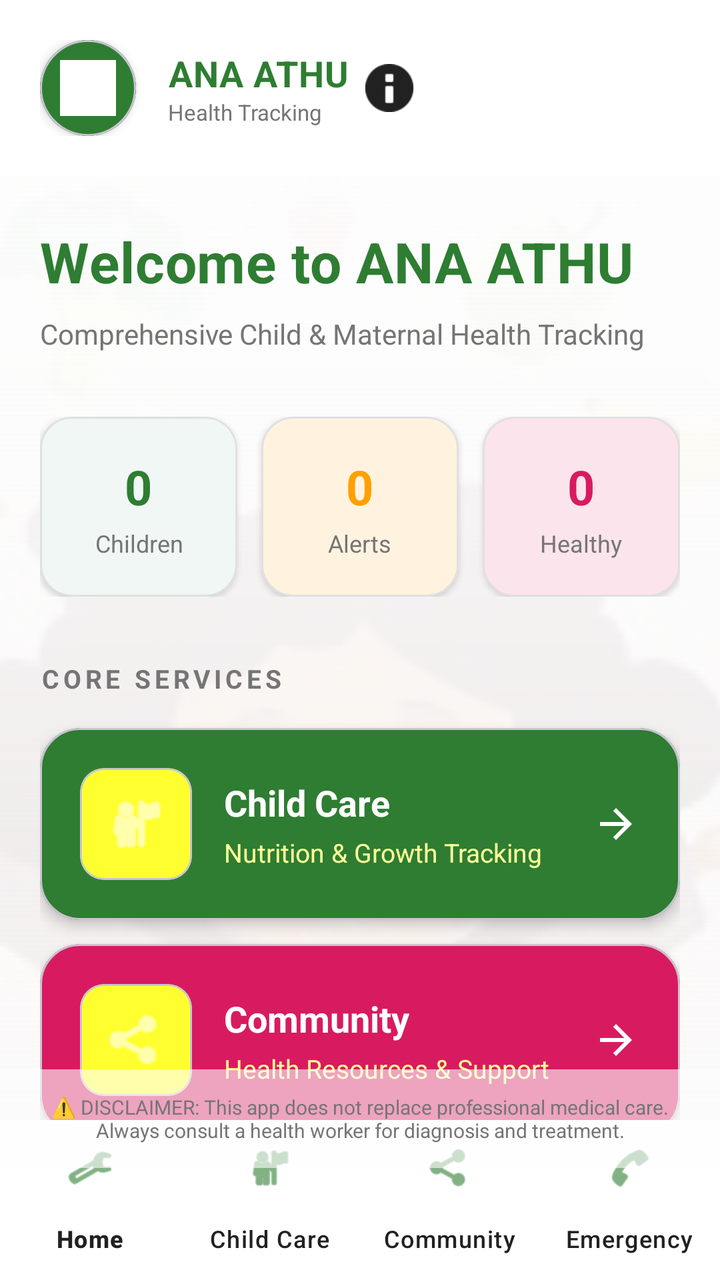
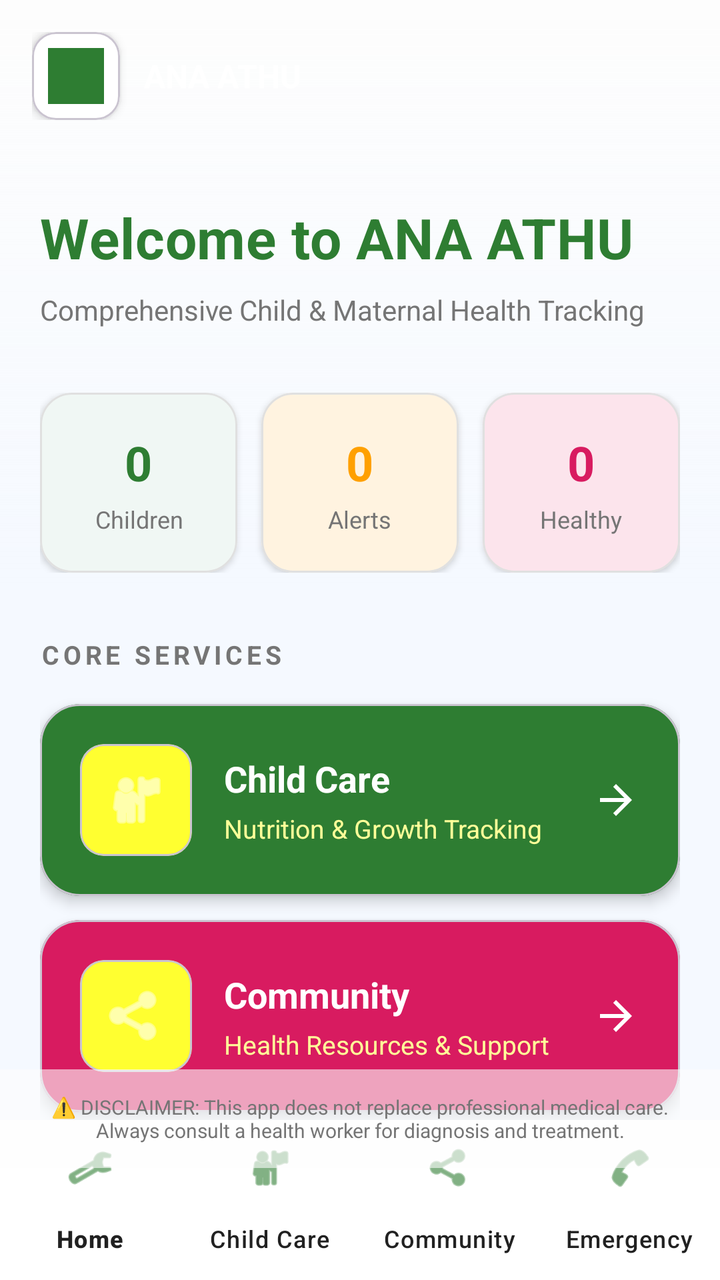

An Android layout rendered at two revisions. The XML below is the earlier revision; the diff shows what the commit changed to produce the second picture.
<!-- AndroidManifest.xml: application theme Theme.FanutSystem -->
<!-- res/layout/activity_main.xml -->
<?xml version="1.0" encoding="utf-8"?>
<androidx.coordinatorlayout.widget.CoordinatorLayout xmlns:android="http://schemas.android.com/apk/res/android"
    xmlns:app="http://schemas.android.com/apk/res-auto"
    xmlns:tools="http://schemas.android.com/tools"
    android:layout_width="match_parent"
    android:layout_height="match_parent"
    android:background="@color/background">

    
    <FrameLayout
        android:layout_width="match_parent"
        android:layout_height="match_parent">
        <ImageView
            android:id="@+id/backgroundImage"
            android:layout_width="match_parent"
            android:layout_height="match_parent"
            android:scaleType="centerCrop"
            android:src="@drawable/background"
            android:alpha="0.1"
            android:contentDescription="@null" />
        <View
            android:layout_width="match_parent"
            android:layout_height="match_parent"
            android:background="@drawable/bg_gradient_overlay" />
    </FrameLayout>

    <LinearLayout
        android:layout_width="match_parent"
        android:layout_height="match_parent"
        android:orientation="vertical">

        
        <androidx.appcompat.widget.LinearLayoutCompat
            android:layout_width="match_parent"
            android:layout_height="wrap_content"
            android:orientation="horizontal"
            android:gravity="center_vertical"
            android:padding="20dp"
            android:background="@color/white"
            app:elevation="2dp">
            <LinearLayout
                android:layout_width="wrap_content"
                android:layout_height="wrap_content"
                android:orientation="horizontal"
                android:gravity="center_vertical">
                <com.google.android.material.card.MaterialCardView
                    android:layout_width="48dp"
                    android:layout_height="48dp"
                    app:cardCornerRadius="24dp"
                    app:cardElevation="3dp"
                    app:cardBackgroundColor="@color/primary_green">
                    <ImageView
                        android:layout_width="match_parent"
                        android:layout_height="match_parent"
                        android:padding="10dp"
                        android:src="@mipmap/logo1"
                        android:background="@color/primary_green"
                        android:contentDescription="@string/desc_app_logo"
                        android:tint="@color/white" />
                </com.google.android.material.card.MaterialCardView>
                <LinearLayout
                    android:layout_width="wrap_content"
                    android:layout_height="wrap_content"
                    android:orientation="vertical"
                    android:layout_marginStart="16dp">
                    <TextView
                        android:layout_width="wrap_content"
                        android:layout_height="wrap_content"
                        android:text="@string/app_name"
                        android:textSize="18sp"
                        android:textStyle="bold"
                        android:textColor="@color/primary_green"
                        android:letterSpacing="0.02" />
                    <TextView
                        android:layout_width="wrap_content"
                        android:layout_height="wrap_content"
                        android:text="Health Tracking"
                        android:textSize="11sp"
                        android:textColor="@color/text_secondary" />
                </LinearLayout>
            </LinearLayout>
            <ImageView
                android:id="@+id/btnNotifications"
                android:layout_width="40dp"
                android:layout_height="40dp"
                android:src="@android:drawable/ic_dialog_info"
                android:padding="8dp"
                android:contentDescription="Notifications"
                app:tint="@color/text_main"
                android:background="?attr/selectableItemBackgroundBorderless" />
        </androidx.appcompat.widget.LinearLayoutCompat>

        <androidx.core.widget.NestedScrollView
            android:layout_width="match_parent"
            android:layout_height="0dp"
            android:layout_weight="1"
            android:fillViewport="true">

            <LinearLayout
                android:layout_width="match_parent"
                android:layout_height="wrap_content"
                android:orientation="vertical"
                android:paddingHorizontal="20dp"
                android:paddingTop="24dp"
                android:paddingBottom="20dp">

                
                <LinearLayout
                    android:id="@+id/logoContainer"
                    android:layout_width="match_parent"
                    android:layout_height="wrap_content"
                    android:orientation="vertical"
                    android:layout_marginBottom="32dp">

                    <TextView
                        android:id="@+id/tvAppName"
                        android:layout_width="wrap_content"
                        android:layout_height="wrap_content"
                        android:text="Welcome to ANA ATHU"
                        android:textSize="28sp"
                        android:textStyle="bold"
                        android:textColor="@color/primary_green"
                        android:letterSpacing="0.01" />
                    <TextView
                        android:id="@+id/tvSubtitle"
                        android:layout_width="wrap_content"
                        android:layout_height="wrap_content"
                        android:text="@string/subtitle"
                        android:textSize="14sp"
                        android:textColor="@color/text_secondary"
                        android:layout_marginTop="8dp"
                        android:lineHeight="20sp" />
                </LinearLayout>

                
                <LinearLayout
                    android:layout_width="match_parent"
                    android:layout_height="wrap_content"
                    android:orientation="horizontal"
                    android:baselineAligned="false"
                    android:layout_marginBottom="32dp">

                    
                    <com.google.android.material.card.MaterialCardView
                        android:layout_width="0dp"
                        android:layout_height="90dp"
                        android:layout_weight="1"
                        android:layout_marginEnd="8dp"
                        app:cardCornerRadius="16dp"
                        app:cardElevation="2dp"
                        app:cardBackgroundColor="#F0F7F4"
                        app:strokeWidth="1dp"
                        app:strokeColor="#E0E0E0">
                        <LinearLayout
                            android:layout_width="match_parent"
                            android:layout_height="match_parent"
                            android:orientation="vertical"
                            android:gravity="center"
                            android:padding="12dp">
                            <TextView
                                android:layout_width="wrap_content"
                                android:layout_height="wrap_content"
                                android:text="0"
                                android:textSize="24sp"
                                android:textStyle="bold"
                                android:textColor="@color/primary_green" />
                            <TextView
                                android:layout_width="wrap_content"
                                android:layout_height="wrap_content"
                                android:text="Children"
                                android:textSize="12sp"
                                android:textColor="@color/text_secondary"
                                android:layout_marginTop="4dp"
                                android:gravity="center" />
                        </LinearLayout>
                    </com.google.android.material.card.MaterialCardView>

                    
                    <com.google.android.material.card.MaterialCardView
                        android:layout_width="0dp"
                        android:layout_height="90dp"
                        android:layout_weight="1"
                        android:layout_marginHorizontal="4dp"
                        app:cardCornerRadius="16dp"
                        app:cardElevation="2dp"
                        app:cardBackgroundColor="#FFF3E0"
                        app:strokeWidth="1dp"
                        app:strokeColor="#E0E0E0">
                        <LinearLayout
                            android:layout_width="match_parent"
                            android:layout_height="match_parent"
                            android:orientation="vertical"
                            android:gravity="center"
                            android:padding="12dp">
                            <TextView
                                android:layout_width="wrap_content"
                                android:layout_height="wrap_content"
                                android:text="0"
                                android:textSize="24sp"
                                android:textStyle="bold"
                                android:textColor="@color/accent" />
                            <TextView
                                android:layout_width="wrap_content"
                                android:layout_height="wrap_content"
                                android:text="Alerts"
                                android:textSize="12sp"
                                android:textColor="@color/text_secondary"
                                android:layout_marginTop="4dp"
                                android:gravity="center" />
                        </LinearLayout>
                    </com.google.android.material.card.MaterialCardView>

                    
                    <com.google.android.material.card.MaterialCardView
                        android:layout_width="0dp"
                        android:layout_height="90dp"
                        android:layout_weight="1"
                        android:layout_marginStart="8dp"
                        app:cardCornerRadius="16dp"
                        app:cardElevation="2dp"
                        app:cardBackgroundColor="#FCE4EC"
                        app:strokeWidth="1dp"
                        app:strokeColor="#E0E0E0">
                        <LinearLayout
                            android:layout_width="match_parent"
                            android:layout_height="match_parent"
                            android:orientation="vertical"
                            android:gravity="center"
                            android:padding="12dp">
                            <TextView
                                android:layout_width="wrap_content"
                                android:layout_height="wrap_content"
                                android:text="0"
                                android:textSize="24sp"
                                android:textStyle="bold"
                                android:textColor="@color/pediatric_pink" />
                            <TextView
                                android:layout_width="wrap_content"
                                android:layout_height="wrap_content"
                                android:text="Healthy"
                                android:textSize="12sp"
                                android:textColor="@color/text_secondary"
                                android:layout_marginTop="4dp"
                                android:gravity="center" />
                        </LinearLayout>
                    </com.google.android.material.card.MaterialCardView>
                </LinearLayout>

                
                <TextView
                    android:id="@+id/tvSelectLabel"
                    android:layout_width="wrap_content"
                    android:layout_height="wrap_content"
                    android:text="CORE SERVICES"
                    android:textSize="13sp"
                    android:textStyle="bold"
                    android:textAllCaps="true"
                    android:textColor="@color/text_secondary"
                    android:layout_marginBottom="16dp"
                    android:letterSpacing="0.15" />

                
                <com.google.android.material.card.MaterialCardView
                    android:id="@+id/btnChildModuleCard"
                    android:layout_width="match_parent"
                    android:layout_height="wrap_content"
                    android:layout_marginBottom="12dp"
                    app:cardCornerRadius="20dp"
                    app:cardElevation="4dp"
                    app:cardBackgroundColor="@color/primary_green"
                    app:rippleColor="#40FFFFFF">
                    <LinearLayout
                        android:layout_width="match_parent"
                        android:layout_height="wrap_content"
                        android:orientation="horizontal"
                        android:padding="20dp"
                        android:gravity="center_vertical">
                        <com.google.android.material.card.MaterialCardView
                            android:layout_width="56dp"
                            android:layout_height="56dp"
                            app:cardCornerRadius="12dp"
                            app:cardBackgroundColor="#FFFFFF30"
                            app:cardElevation="0dp">
                            <ImageView
                                android:layout_width="match_parent"
                                android:layout_height="match_parent"
                                android:src="@android:drawable/ic_menu_myplaces"
                                android:padding="12dp"
                                android:tint="@color/white"
                                android:contentDescription="@null"
                                android:gravity="center" />
                        </com.google.android.material.card.MaterialCardView>
                        <LinearLayout
                            android:layout_width="0dp"
                            android:layout_height="wrap_content"
                            android:layout_weight="1"
                            android:orientation="vertical"
                            android:layout_marginStart="16dp">
                            <TextView
                                android:layout_width="wrap_content"
                                android:layout_height="wrap_content"
                                android:text="Child Care"
                                android:textColor="@color/white"
                                android:textStyle="bold"
                                android:textSize="18sp" />
                            <TextView
                                android:layout_width="wrap_content"
                                android:layout_height="wrap_content"
                                android:text="Nutrition &amp; Growth Tracking"
                                android:textColor="#FFFFFF99"
                                android:textSize="13sp"
                                android:layout_marginTop="4dp" />
                        </LinearLayout>
                        <ImageView
                            android:layout_width="24dp"
                            android:layout_height="24dp"
                            android:src="@drawable/ic_arrow_forward"
                            android:tint="@color/white"
                            android:contentDescription="@null" />
                    </LinearLayout>
                </com.google.android.material.card.MaterialCardView>

                <com.google.android.material.card.MaterialCardView
                    android:id="@+id/btnCommunityModuleCard"
                    android:layout_width="match_parent"
                    android:layout_height="wrap_content"
                    android:layout_marginBottom="28dp"
                    app:cardCornerRadius="20dp"
                    app:cardElevation="4dp"
                    app:cardBackgroundColor="@color/pediatric_pink"
                    app:rippleColor="#40FFFFFF">
                    <LinearLayout
                        android:layout_width="match_parent"
                        android:layout_height="wrap_content"
                        android:orientation="horizontal"
                        android:padding="20dp"
                        android:gravity="center_vertical">
                        <com.google.android.material.card.MaterialCardView
                            android:layout_width="56dp"
                            android:layout_height="56dp"
                            app:cardCornerRadius="12dp"
                            app:cardBackgroundColor="#FFFFFF30"
                            app:cardElevation="0dp">
                            <ImageView
                                android:layout_width="match_parent"
                                android:layout_height="match_parent"
                                android:src="@android:drawable/ic_menu_share"
                                android:padding="12dp"
                                android:tint="@color/white"
                                android:contentDescription="@null"
                                android:gravity="center" />
                        </com.google.android.material.card.MaterialCardView>
                        <LinearLayout
                            android:layout_width="0dp"
                            android:layout_height="wrap_content"
                            android:layout_weight="1"
                            android:orientation="vertical"
                            android:layout_marginStart="16dp">
                            <TextView
                                android:layout_width="wrap_content"
                                android:layout_height="wrap_content"
                                android:text="Community"
                                android:textColor="@color/white"
                                android:textStyle="bold"
                                android:textSize="18sp" />
                            <TextView
                                android:layout_width="wrap_content"
                                android:layout_height="wrap_content"
                                android:text="Health Resources &amp; Support"
                                android:textColor="#FFFFFF99"
                                android:textSize="13sp"
                                android:layout_marginTop="4dp" />
                        </LinearLayout>
                        <ImageView
                            android:layout_width="24dp"
                            android:layout_height="24dp"
                            android:src="@drawable/ic_arrow_forward"
                            android:tint="@color/white"
                            android:contentDescription="@null" />
                    </LinearLayout>
                </com.google.android.material.card.MaterialCardView>

                
                <TextView
                    android:layout_width="wrap_content"
                    android:layout_height="wrap_content"
                    android:text="HEALTH INSIGHTS"
                    android:textSize="13sp"
                    android:textStyle="bold"
                    android:textAllCaps="true"
                    android:textColor="@color/text_secondary"
                    android:layout_marginBottom="16dp"
                    android:letterSpacing="0.15" />

                
                <com.google.android.material.card.MaterialCardView
                    android:id="@+id/medicalInfoCard"
                    android:layout_width="match_parent"
                    android:layout_height="wrap_content"
                    android:layout_marginBottom="12dp"
                    app:cardCornerRadius="20dp"
                    app:cardElevation="2dp"
                    app:cardBackgroundColor="@color/white"
                    app:strokeWidth="1dp"
                    app:strokeColor="#E0E0E0">
                    <LinearLayout
                        android:layout_width="match_parent"
                        android:layout_height="wrap_content"
                        android:orientation="vertical"
                        android:padding="20dp">
                        <LinearLayout
                            android:layout_width="match_parent"
                            android:layout_height="wrap_content"
                            android:orientation="horizontal"
                            android:gravity="center_vertical"
                            android:layout_marginBottom="12dp">
                            <com.google.android.material.card.MaterialCardView
                                android:layout_width="40dp"
                                android:layout_height="40dp"
                                app:cardCornerRadius="8dp"
                                app:cardBackgroundColor="@color/pediatric_blue_light"
                                app:cardElevation="0dp">
                                <ImageView
                                    android:layout_width="match_parent"
                                    android:layout_height="match_parent"
                                    android:src="@android:drawable/ic_menu_info_details"
                                    android:padding="8dp"
                                    android:tint="@color/pediatric_blue"
                                    android:contentDescription="@null" />
                            </com.google.android.material.card.MaterialCardView>
                            <TextView
                                android:layout_width="wrap_content"
                                android:layout_height="wrap_content"
                                android:text="WHO GUIDELINES"
                                android:textStyle="bold"
                                android:textColor="@color/pediatric_blue"
                                android:textSize="12sp"
                                android:textAllCaps="true"
                                android:layout_marginStart="12dp"
                                android:letterSpacing="0.12"/>
                        </LinearLayout>
                        <TextView
                            android:layout_width="wrap_content"
                            android:layout_height="wrap_content"
                            android:text="@string/medical_tip_content"
                            android:textColor="@color/text_main"
                            android:textSize="14sp"
                            android:lineHeight="21sp" />
                    </LinearLayout>
                </com.google.android.material.card.MaterialCardView>

                
                <com.google.android.material.card.MaterialCardView
                    android:id="@+id/maternalInfoCard"
                    android:layout_width="match_parent"
                    android:layout_height="wrap_content"
                    android:layout_marginBottom="40dp"
                    app:cardCornerRadius="20dp"
                    app:cardElevation="2dp"
                    app:cardBackgroundColor="@color/white"
                    app:strokeWidth="1dp"
                    app:strokeColor="#E0E0E0">
                    <LinearLayout
                        android:layout_width="match_parent"
                        android:layout_height="wrap_content"
                        android:orientation="vertical"
                        android:padding="20dp">
                        <LinearLayout
                            android:layout_width="match_parent"
                            android:layout_height="wrap_content"
                            android:orientation="horizontal"
                            android:gravity="center_vertical"
                            android:layout_marginBottom="12dp">
                            <com.google.android.material.card.MaterialCardView
                                android:layout_width="40dp"
                                android:layout_height="40dp"
                                app:cardCornerRadius="8dp"
                                app:cardBackgroundColor="@color/pediatric_pink_light"
                                app:cardElevation="0dp">
                                <ImageView
                                    android:layout_width="match_parent"
                                    android:layout_height="match_parent"
                                    android:src="@android:drawable/ic_menu_help"
                                    android:padding="8dp"
                                    android:tint="@color/pediatric_pink"
                                    android:contentDescription="@null" />
                            </com.google.android.material.card.MaterialCardView>
                            <TextView
                                android:layout_width="wrap_content"
                                android:layout_height="wrap_content"
                                android:text="MATERNAL WELLNESS"
                                android:textStyle="bold"
                                android:textColor="@color/pediatric_pink"
                                android:textSize="12sp"
                                android:textAllCaps="true"
                                android:layout_marginStart="12dp"
                                android:letterSpacing="0.12"/>
                        </LinearLayout>
                        <TextView
                            android:layout_width="wrap_content"
                            android:layout_height="wrap_content"
                            android:text="@string/maternal_tip_content"
                            android:textColor="@color/text_main"
                            android:textSize="14sp"
                            android:lineHeight="21sp" />
                    </LinearLayout>
                </com.google.android.material.card.MaterialCardView>

            </LinearLayout>
        </androidx.core.widget.NestedScrollView>

        <com.google.android.material.bottomnavigation.BottomNavigationView
            android:id="@+id/bottom_navigation"
            android:layout_width="match_parent"
            android:layout_height="wrap_content"
            android:background="@color/white"
            app:menu="@menu/bottom_nav_menu"
            app:itemIconTint="@color/primary_green"
            app:itemTextColor="@color/text_main"
            app:labelVisibilityMode="labeled"
            app:elevation="16dp" />

    </LinearLayout>

    
    <TextView
        android:layout_width="match_parent"
        android:layout_height="wrap_content"
        android:layout_gravity="bottom"
        android:background="#99FDFDFD"
        android:padding="12dp"
        android:text="@string/medical_disclaimer"
        android:textSize="10sp"
        android:textColor="@color/text_secondary"
        android:gravity="center"
        app:layout_anchorGravity="bottom"
        android:layout_marginBottom="56dp"/>

</androidx.coordinatorlayout.widget.CoordinatorLayout>
<!-- resources referenced by this layout -->
<resources>
  <color name="accent">#FFA000</color>
  <color name="background">#FDFDFD</color>
  <color name="pediatric_blue">#0288D1</color>
  <color name="pediatric_blue_light">#E1F5FE</color>
  <color name="pediatric_pink">#D81B60</color>
  <color name="pediatric_pink_light">#FCE4EC</color>
  <color name="primary_green">#2E7D32</color>
  <color name="text_main">#212121</color>
  <color name="text_secondary">#757575</color>
  <color name="white">#FFFFFFFF</color>
  <!-- drawable background: jpeg bitmap (drawable, 5670 bytes) -->
  <!-- drawable bg_gradient_overlay (drawable) -->
  <?xml version="1.0" encoding="utf-8"?>
  <shape xmlns:android="http://schemas.android.com/apk/res/android">
      <gradient
          android:angle="90"
          android:endColor="#FDFDFD"
          android:centerColor="#80FDFDFD"
          android:startColor="#00FDFDFD" />
  </shape>
  <!-- drawable ic_arrow_forward (drawable) -->
  <vector xmlns:android="http://schemas.android.com/apk/res/android"
      android:width="24dp"
      android:height="24dp"
      android:viewportWidth="24"
      android:viewportHeight="24"
      android:tint="?attr/colorControlNormal">
    <path
        android:fillColor="@android:color/white"
        android:pathData="M12,4l-1.41,1.41L16.17,11H4v2h12.17l-5.58,5.59L12,20l8,-8z"/>
  </vector>
  <!-- mipmap logo1: jpeg bitmap (mipmap-xhdpi, 8700 bytes) -->
  <string name="app_name">ANA ATHU</string>
  <string name="desc_app_logo">App Logo</string>
  <string name="maternal_tip_content">Optimal maternal nutrition during pregnancy and lactation is essential for the healthy development and survival of children. Our comprehensive tracking helps monitor maternal health indicators.</string>
  <string name="medical_disclaimer">⚠️ DISCLAIMER: This app does not replace professional medical care. Always consult a health worker for diagnosis and treatment.</string>
  <string name="medical_tip_content">Malnutrition remains a leading cause of child mortality worldwide. ANA ATHU utilizes WHO Growth Standards to provide accurate and early assessment of Severe Acute Malnutrition (SAM) and Moderate Acute Malnutrition (MAM) conditions with real-time alerts.</string>
  <string name="subtitle">Comprehensive Child &amp; Maternal Health Tracking</string>
  <style name="Theme.FanutSystem" parent="Base.Theme.FanutSystem" />
  <style name="Base.Theme.FanutSystem" parent="Theme.Material3.DayNight.NoActionBar">
          
          
      </style>
</resources>

<!-- the commit's change to res/layout/activity_main.xml (unified diff, before → after) -->
@@ -4,25 +4,13 @@
     xmlns:tools="http://schemas.android.com/tools"
     android:layout_width="match_parent"
     android:layout_height="match_parent"
-    android:background="@color/background">
+    android:background="#F5F9FF">
 
     
-    <FrameLayout
+    <View
         android:layout_width="match_parent"
-        android:layout_height="match_parent">
-        <ImageView
-            android:id="@+id/backgroundImage"
-            android:layout_width="match_parent"
-            android:layout_height="match_parent"
-            android:scaleType="centerCrop"
-            android:src="@drawable/background"
-            android:alpha="0.1"
-            android:contentDescription="@null" />
-        <View
-            android:layout_width="match_parent"
-            android:layout_height="match_parent"
-            android:background="@drawable/bg_gradient_overlay" />
-    </FrameLayout>
+        android:layout_height="300dp"
+        android:background="@drawable/bg_gradient_overlay" />
 
     <LinearLayout
         android:layout_width="match_parent"
@@ -30,65 +18,47 @@
         android:orientation="vertical">
 
         
-        <androidx.appcompat.widget.LinearLayoutCompat
+        <LinearLayout
             android:layout_width="match_parent"
             android:layout_height="wrap_content"
             android:orientation="horizontal"
-            android:gravity="center_vertical"
-            android:padding="20dp"
-            android:background="@color/white"
-            app:elevation="2dp">
+            android:gravity="center_vertical|space_between"
+            android:padding="16dp"
+            android:background="@android:color/transparent">
             <LinearLayout
                 android:layout_width="wrap_content"
                 android:layout_height="wrap_content"
                 android:orientation="horizontal"
                 android:gravity="center_vertical">
                 <com.google.android.material.card.MaterialCardView
-                    android:layout_width="48dp"
-                    android:layout_height="48dp"
-                    app:cardCornerRadius="24dp"
+                    android:layout_width="44dp"
+                    android:layout_height="44dp"
+                    app:cardCornerRadius="12dp"
                     app:cardElevation="3dp"
-                    app:cardBackgroundColor="@color/primary_green">
+                    app:cardBackgroundColor="@color/white">
                     <ImageView
                         android:layout_width="match_parent"
                         android:layout_height="match_parent"
-                        android:padding="10dp"
+                        android:padding="8dp"
                         android:src="@mipmap/logo1"
-                        android:background="@color/primary_green"
                         android:contentDescription="@string/desc_app_logo"
-                        android:tint="@color/white" />
+                        android:tint="@color/primary_green" />
                 </com.google.android.material.card.MaterialCardView>
                 <LinearLayout
                     android:layout_width="wrap_content"
                     android:layout_height="wrap_content"
                     android:orientation="vertical"
-                    android:layout_marginStart="16dp">
+                    android:layout_marginStart="12dp">
                     <TextView
                         android:layout_width="wrap_content"
                         android:layout_height="wrap_content"
-                        android:text="@string/app_name"
-                        android:textSize="18sp"
+                        android:text="ANA ATHU"
+                        android:textSize="16sp"
                         android:textStyle="bold"
-                        android:textColor="@color/primary_green"
-                        android:letterSpacing="0.02" />
-                    <TextView
-                        android:layout_width="wrap_content"
-                        android:layout_height="wrap_content"
-                        android:text="Health Tracking"
-                        android:textSize="11sp"
-                        android:textColor="@color/text_secondary" />
+                        android:textColor="@color/white" />
                 </LinearLayout>
             </LinearLayout>
-            <ImageView
-                android:id="@+id/btnNotifications"
-                android:layout_width="40dp"
-                android:layout_height="40dp"
-                android:src="@android:drawable/ic_dialog_info"
-                android:padding="8dp"
-                android:contentDescription="Notifications"
-                app:tint="@color/text_main"
-                android:background="?attr/selectableItemBackgroundBorderless" />
-        </androidx.appcompat.widget.LinearLayoutCompat>
+        </LinearLayout>
 
         <androidx.core.widget.NestedScrollView
             android:layout_width="match_parent"
<!-- resource entries referenced after the edit -->
@@ -1,7 +1,6 @@
 <!-- resources referenced by this layout -->
 <resources>
   <color name="accent">#FFA000</color>
-  <color name="background">#FDFDFD</color>
   <color name="pediatric_blue">#0288D1</color>
   <color name="pediatric_blue_light">#E1F5FE</color>
   <color name="pediatric_pink">#D81B60</color>
@@ -10,7 +9,6 @@
   <color name="text_main">#212121</color>
   <color name="text_secondary">#757575</color>
   <color name="white">#FFFFFFFF</color>
-  <!-- drawable background: jpeg bitmap (drawable, 5670 bytes) -->
   <!-- drawable bg_gradient_overlay (drawable) -->
   <?xml version="1.0" encoding="utf-8"?>
   <shape xmlns:android="http://schemas.android.com/apk/res/android">
@@ -32,7 +30,6 @@
         android:pathData="M12,4l-1.41,1.41L16.17,11H4v2h12.17l-5.58,5.59L12,20l8,-8z"/>
   </vector>
   <!-- mipmap logo1: jpeg bitmap (mipmap-xhdpi, 8700 bytes) -->
-  <string name="app_name">ANA ATHU</string>
   <string name="desc_app_logo">App Logo</string>
   <string name="maternal_tip_content">Optimal maternal nutrition during pregnancy and lactation is essential for the healthy development and survival of children. Our comprehensive tracking helps monitor maternal health indicators.</string>
   <string name="medical_disclaimer">⚠️ DISCLAIMER: This app does not replace professional medical care. Always consult a health worker for diagnosis and treatment.</string>
